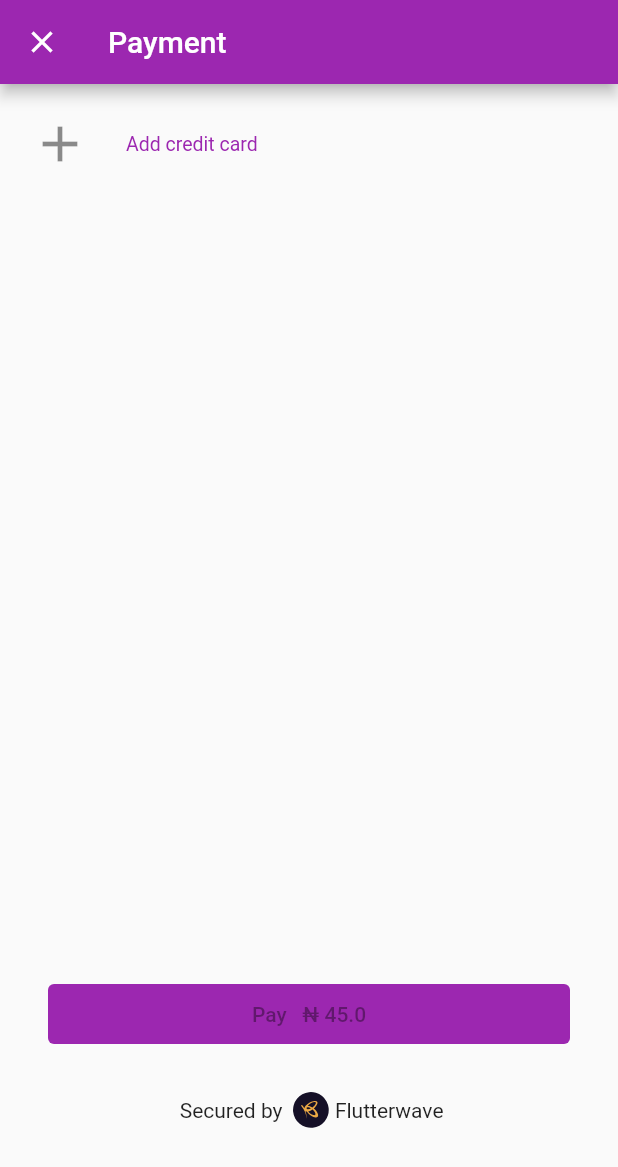
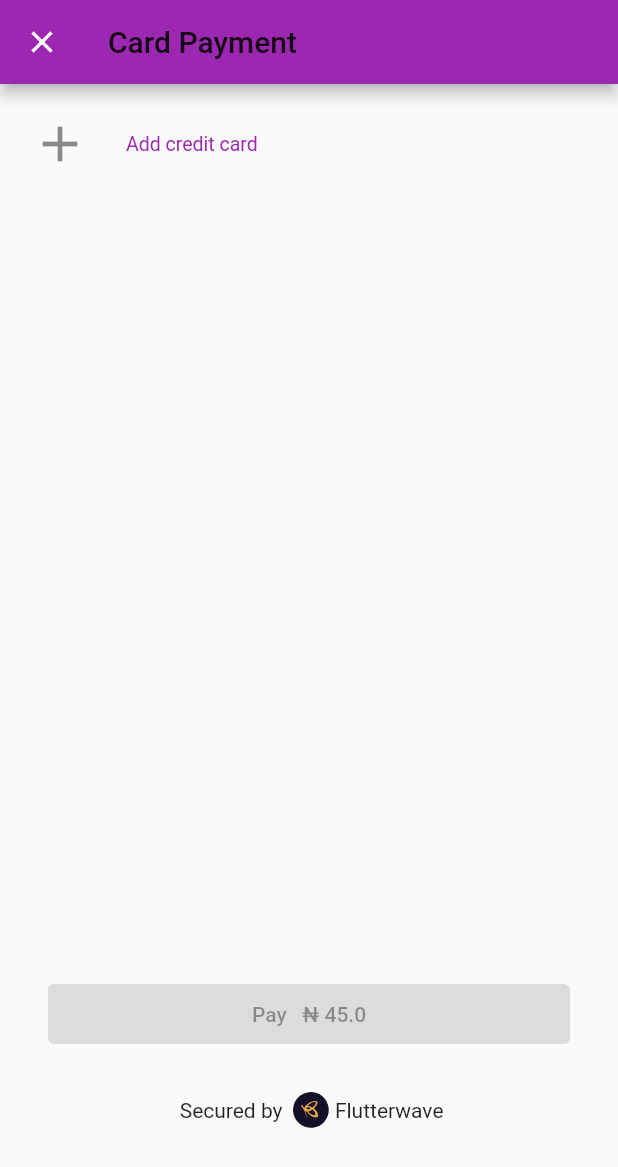
Before and after one commit to nelsonweze/nravepay, a Flutter app: the screen it shows after launch, after a tap on "Pay #450", on a phone screen of 412 x 824 dp. Shown: the top 1167 px of the screen. Run offline on Flutter 3.47's test engine with Material 2 defaults, Android fonts, the phone set to English and light mode, and no system bars; our stand-ins replace dio, equatable, flutter_svg, get_it, webview_flutter; missing offline and left inert: tripledes.

Commit message:
fixed disable button visible

```diff
--- a/lib/src/pages/add.card.page.dart
+++ b/lib/src/pages/add.card.page.dart
@@ -83,7 +83,10 @@ class _AddCardPageState extends BaseState<AddCardPage>
 
     return Scaffold(
       appBar: AppBar(
-        title: Text('Card Payment'),
+        title: Text(
+          'Card Payment',
+          style: Theme.of(context).textTheme.headline6,
+        ),
       ),
       body: StreamBuilder<ConnectionState>(
           stream: ConnectionBloc.instance.stream,
--- a/lib/src/pages/choose_card.payment.dart
+++ b/lib/src/pages/choose_card.payment.dart
@@ -96,7 +96,10 @@ class _ChoosePaymentCardState extends BaseState<ChoosePaymentCard>
       appBar: AppBar(
           leading: IconButton(
               icon: Icon(Icons.clear), onPressed: () => Navigator.pop(context)),
-          title: Text('Payment')),
+          title: Text(
+            'Card Payment',
+            style: Theme.of(context).textTheme.headline6,
+          )),
       body: StreamBuilder<ConnectionState>(
           stream: ConnectionBloc.instance.stream,
           builder: (context, snapshot) {
--- a/lib/src/widgets/paybutton.widget.dart
+++ b/lib/src/widgets/paybutton.widget.dart
@@ -1,4 +1,3 @@
-
 import 'package:flutter/material.dart';
 import 'package:flutter_svg/svg.dart';
 import 'package:nravepay/nravepay.dart';
@@ -27,9 +26,6 @@ class PaymentButton extends StatelessWidget {
                 height: 40,
                 width: double.infinity,
                 child: ElevatedButton(
-                  style: ButtonStyle(
-                      backgroundColor: MaterialStateProperty.all<Color>(
-                          Theme.of(context).accentColor)),
                   onPressed: disable
                       ? null
                       : onPressed ??
```
